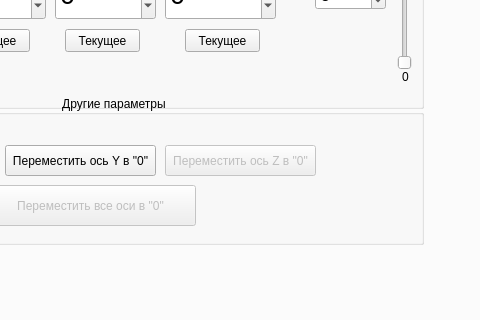
The window that mainwindow.ui (myworkandstudy/ULI) describes before a commit, drawn with Qt 5; both pictures show x 219 to 699 and y 255 to 575 of the 1063 by 677 pixel window.
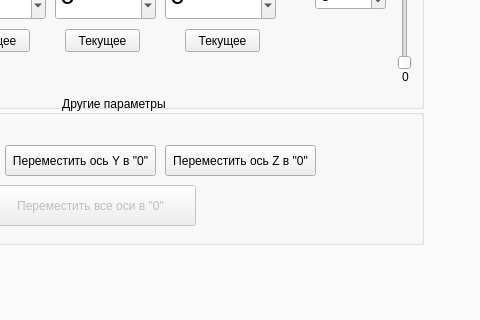
The same window after the commit.

Commit message: Enable кнопки Z

```diff
--- a/mainwindow.ui
+++ b/mainwindow.ui
@@ -456,7 +456,7 @@
             </widget>
             <widget class="QPushButton" name="HomeZButton">
              <property name="enabled">
-              <bool>false</bool>
+              <bool>true</bool>
              </property>
              <property name="geometry">
               <rect>
```
